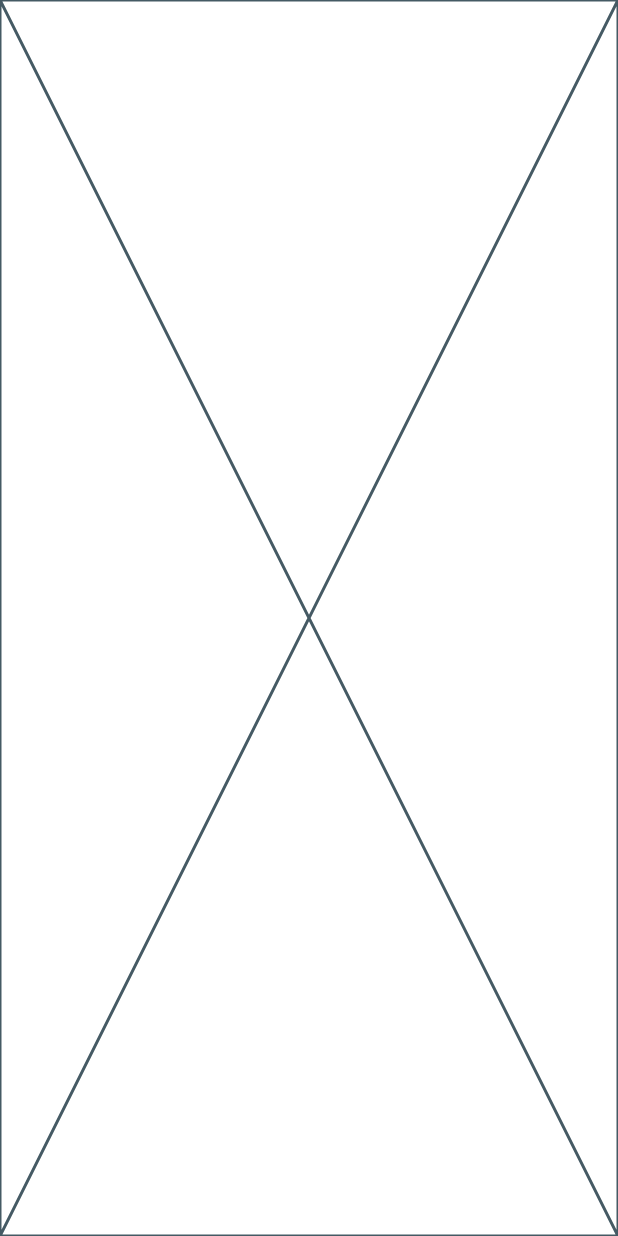
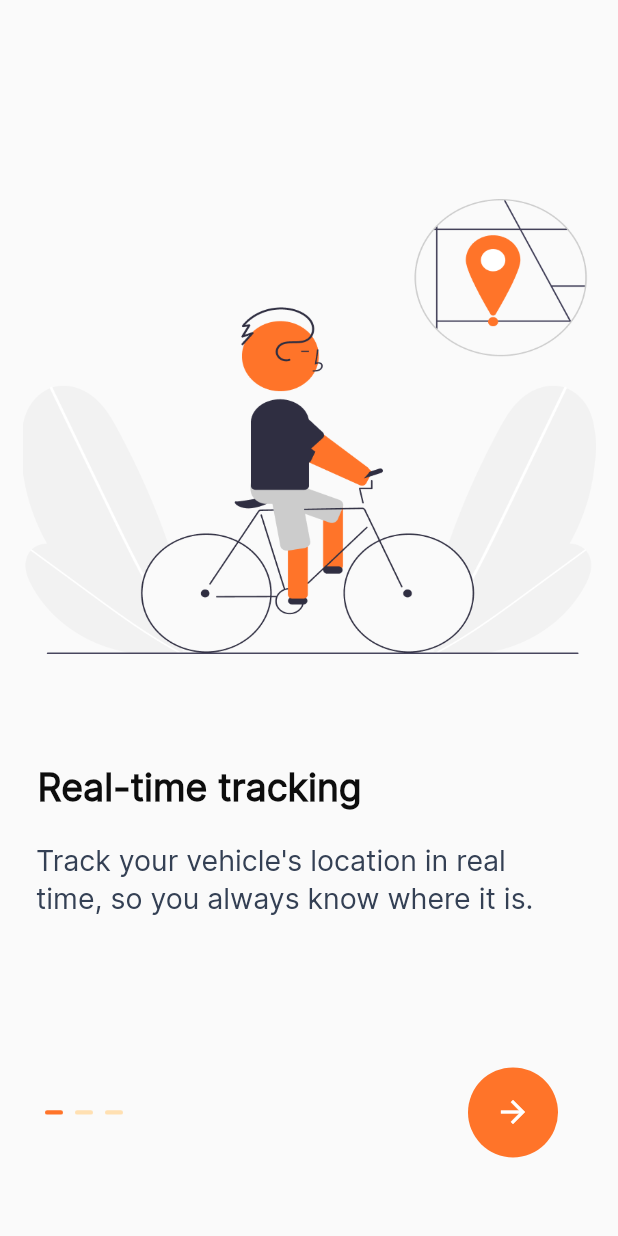
Before and after one commit to rTaha01/Mieny, a Flutter app: the screen it shows after launch, on a phone screen of 412 x 824 dp. Run offline on Flutter 3.47's test engine with Material 2 defaults, Android fonts, the light colour scheme and no system bars; drawn by our look-alikes of smooth_page_indicator; our stand-ins replace get.

Commit message:
onBoardingComplete

```diff
--- a/lib/Constans.dart
+++ b/lib/Constans.dart
@@ -0,0 +1,4 @@
+import 'package:flutter/material.dart';
+
+
+Color primaryColor = const Color(0xffff7429);
--- /dev/null
+++ b/lib/OnBoarding/onBoarding.dart
@@ -0,0 +1,261 @@
+import 'package:flutter/material.dart';
+import 'package:get/get.dart';
+import 'package:mieny/Constans.dart';
+import 'package:mieny/OnBoarding/starterPages/chooseAppType.dart';
+import 'package:smooth_page_indicator/smooth_page_indicator.dart';
+
+class BoardingScreen extends StatefulWidget {
+  const BoardingScreen({super.key});
+
+  @override
+  State<BoardingScreen> createState() => _BoardingScreenState();
+}
+
+late PageController _pageController;
+bool isLastIndex = false;
+
+class _BoardingScreenState extends State<BoardingScreen> {
+  @override
+  void initState() {
+    super.initState();
+    _pageController = PageController(initialPage: 0);
+  }
+
+  @override
+  void dispose() {
+    _pageController.dispose();
+    super.dispose();
+  }
+
+  Widget build(BuildContext context) {
+    return Scaffold(
+      body: Column(
+        children: [
+          Expanded(
+            flex: 4,
+            child: PageView(
+              controller: _pageController,
+              onPageChanged: (index) {
+                setState(() => isLastIndex = index == 2);
+              },
+              children: [
+                Column(
+                  children: [
+                    SizedBox(
+                      height: context.heightTransformer(dividedBy: 7),
+                    ),
+                    Padding(
+                      padding: const EdgeInsets.all(15.0),
+                      child: Image.asset("assets/Images/undraw_bike.png"),
+                    ),
+                    SizedBox(
+                      height: context.heightTransformer(dividedBy: 14),
+                    ),
+                    Padding(
+                      padding: const EdgeInsets.only(left: 25.0),
+                      child: Align(
+                        alignment: Alignment.centerLeft,
+                        child: Text("Real-time tracking",
+                            style: Theme.of(context)
+                                .textTheme
+                                .headlineSmall!
+                                .copyWith(
+                                    fontWeight: FontWeight.w700,
+                                    fontSize: 25,
+                                    color: const Color(0xff0D0D0D),
+                                    fontFamily: "Inter")),
+                      ),
+                    ),
+                    SizedBox(
+                      height: context.heightTransformer(dividedBy: 40),
+                    ),
+                    Padding(
+                      padding: const EdgeInsets.only(left: 24.0),
+                      child: Align(
+                        alignment: Alignment.centerLeft,
+                        child: Text(
+                          "Track your vehicle's location in real\ntime, so you always know where it is.",
+                          textAlign: TextAlign.start,
+                          style: Theme.of(context)
+                              .textTheme
+                              .headlineSmall!
+                              .copyWith(
+                                  fontWeight: FontWeight.w400,
+                                  height: 1.3,
+                                  fontSize: 19,
+                                  color: const Color(0xff344054),
+                                  fontFamily: "Inter"),
+                        ),
+                      ),
+                    ),
+                  ],
+                ),
+                Column(
+                  children: [
+                    SizedBox(
+                      height: context.heightTransformer(dividedBy: 5.5),
+                    ),
+                    Padding(
+                      padding: const EdgeInsets.all(15.0),
+                      child: Image.asset("assets/Images/undraw_security.png"),
+                    ),
+                    SizedBox(
+                      height: context.heightTransformer(dividedBy: 16),
+                    ),
+                    Padding(
+                      padding: const EdgeInsets.only(left: 25.0),
+                      child: Align(
+                        alignment: Alignment.centerLeft,
+                        child: Text("Real-time protection",
+                            style: Theme.of(context)
+                                .textTheme
+                                .headlineSmall!
+                                .copyWith(
+                                    fontWeight: FontWeight.w700,
+                                    fontSize: 25,
+                                    color: const Color(0xff0D0D0D),
+                                    fontFamily: "Inter")),
+                      ),
+                    ),
+                    SizedBox(
+                      height: context.heightTransformer(dividedBy: 41),
+                    ),
+                    Padding(
+                      padding: const EdgeInsets.only(left: 24.0),
+                      child: Align(
+                        alignment: Alignment.centerLeft,
+                        child: Text(
+                          "Get notified if your device is lost or\nstolen, and remotely lock or wipe it.",
+                          textAlign: TextAlign.start,
+                          style: Theme.of(context)
+                              .textTheme
+                              .headlineSmall!
+                              .copyWith(
+                                  fontWeight: FontWeight.w400,
+                                  height: 1.3,
+                                  fontSize: 19,
+                                  color: const Color(0xff344054),
+                                  fontFamily: "Inter"),
+                        ),
+                      ),
+                    ),
+                  ],
+                ),
+                Column(
+                  children: [
+                    SizedBox(
+                      height: context.heightTransformer(dividedBy: 7),
+                    ),
+                    Padding(
+                      padding: const EdgeInsets.all(15.0),
+                      child: Image.asset("assets/Images/location_tracking.png"),
+                    ),
+                    SizedBox(
+                      height: context.heightTransformer(dividedBy: 16),
+                    ),
+                    Padding(
+                      padding: const EdgeInsets.only(left: 25.0),
+                      child: Align(
+                        alignment: Alignment.centerLeft,
+                        child: Text("Location History",
+                            style: Theme.of(context)
+                                .textTheme
+                                .headlineSmall!
+                                .copyWith(
+                                    fontWeight: FontWeight.w700,
+                                    fontSize: 25,
+                                    color: const Color(0xff0D0D0D),
+                                    fontFamily: "Inter")),
+                      ),
+                    ),
+                    SizedBox(
+                      height: context.heightTransformer(dividedBy: 41),
+                    ),
+                    Padding(
+                      padding: const EdgeInsets.only(left: 24.0),
+                      child: Align(
+                        alignment: Alignment.centerLeft,
+                        child: Text(
+                          "View your vehicle's travel history to\nsee where it has been and when.",
+                          textAlign: TextAlign.start,
+                          style: Theme.of(context)
+                              .textTheme
+                              .headlineSmall!
+                              .copyWith(
+                                  fontWeight: FontWeight.w400,
+                                  height: 1.3,
+                                  fontSize: 19,
+                                  color: const Color(0xff344054),
+                                  fontFamily: "Inter"),
+                        ),
+                      ),
+                    ),
+                  ],
+                ),
+              ],
+            ),
+          ),
+          Expanded(
+            flex: 1,
+            child: Row(
+              children: [
+                Padding(
+                  padding: const EdgeInsets.only(left: 30.0),
+                  child: Row(
+                    children: [
+                      SmoothPageIndicator(
+                        controller: _pageController,
+                        count: 3,
+                        effect: SlideEffect(
+                            dotColor: Colors.orange.shade100,
+                            activeDotColor: primaryColor,
+                            dotWidth: 12,
+                            dotHeight: 2.9),
+                      ),
+                    ],
+                  ),
+                ),
+                const Spacer(),
+                isLastIndex
+                    ? Padding(
+                        padding: const EdgeInsets.only(right: 30.0),
+                        child: InkWell(
+                          onTap: () {
+                            Get.off(() => const ChooseApp());
+                          },
+                          child: CircleAvatar(
+                            radius: 30,
+                            backgroundColor: primaryColor,
+                            child: const Icon(
+                              Icons.arrow_forward,
+                              color: Colors.white,
+                            ),
+                          ),
+                        ),
+                      )
+                    : Padding(
+                        padding: const EdgeInsets.only(right: 40.0),
+                        child: InkWell(
+                          onTap: () {
+                            _pageController.nextPage(
+                                duration: const Duration(milliseconds: 800),
+                                curve: Curves.ease);
+                          },
+                          child: CircleAvatar(
+                            radius: 30,
+                            backgroundColor: primaryColor,
+                            child: const Icon(
+                              Icons.arrow_forward,
+                              color: Colors.white,
+                            ),
+                          ),
+                        ),
+                      )
+              ],
+            ),
+          ),
+        ],
+      ),
+    );
+  }
+}
--- a/lib/main.dart
+++ b/lib/main.dart
@@ -1,9 +1,10 @@
 import 'package:flutter/material.dart';
+import 'package:get/get_navigation/src/root/get_material_app.dart';
 
 import 'SplashScreen.dart';
 
 void main() {
-  runApp(const MyApp());
+  runApp(const GetMaterialApp(debugShowCheckedModeBanner: false,home: MyApp()));
 }
 
 class MyApp extends StatelessWidget {
@@ -13,11 +14,12 @@ class MyApp extends StatelessWidget {
   @override
   Widget build(BuildContext context) {
     return MaterialApp(
+      debugShowCheckedModeBanner: false,
       theme: ThemeData(
         colorScheme: ColorScheme.fromSeed(seedColor: Colors.deepPurple),
         useMaterial3: true,
       ),
-      home: const SplashScreen(),
+      home:  const SplashScreen(),
     );
   }
 }
```
Also changed, not shown: lib/OnBoarding/starterPages/chooseAppType.dart (added, +104 -0 lines), lib/OnBoarding/starterPages/signUp/authStarter.dart (added, +86 -0 lines), lib/SplashScreen.dart (+23 -3 lines), pubspec.yaml (+12 -7 lines), assets/Icons/Button.png (added), assets/Icons/Mieny Logo.png (added), assets/Images/location_tracking.png (added), assets/Images/login_card.png (added), assets/Images/option.png (added), assets/Images/undraw_bike.png (added), assets/Images/undraw_security.png (added), fonts/Inter-Regular.ttf (added), pubspec.lock, 62 other files.
